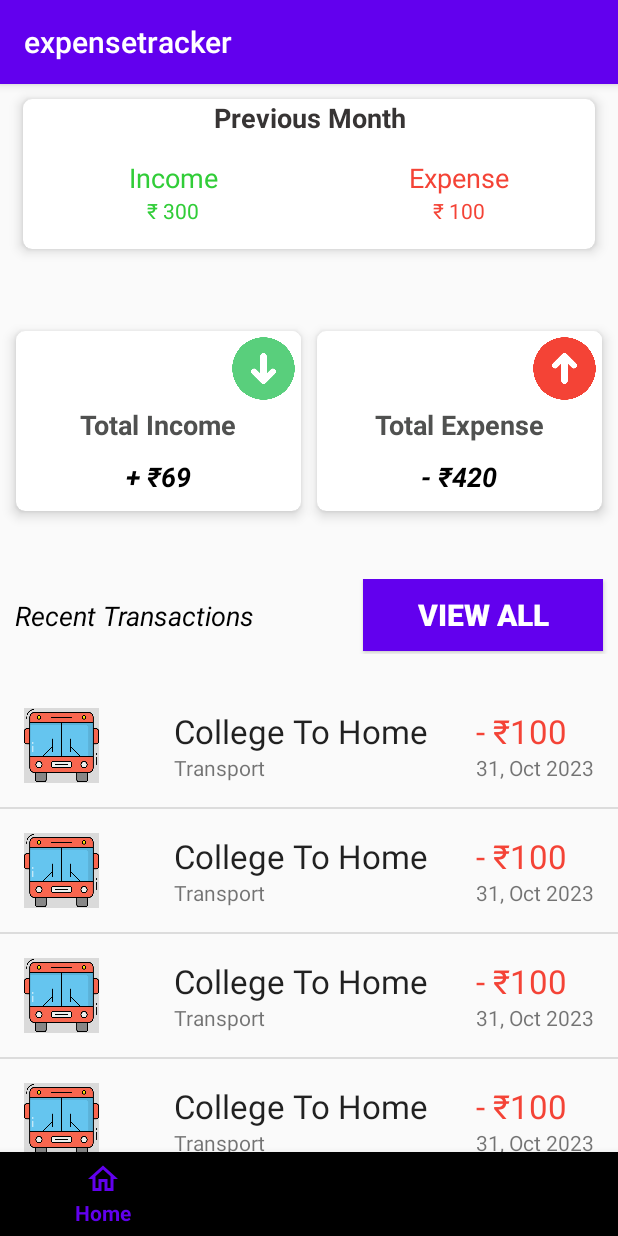
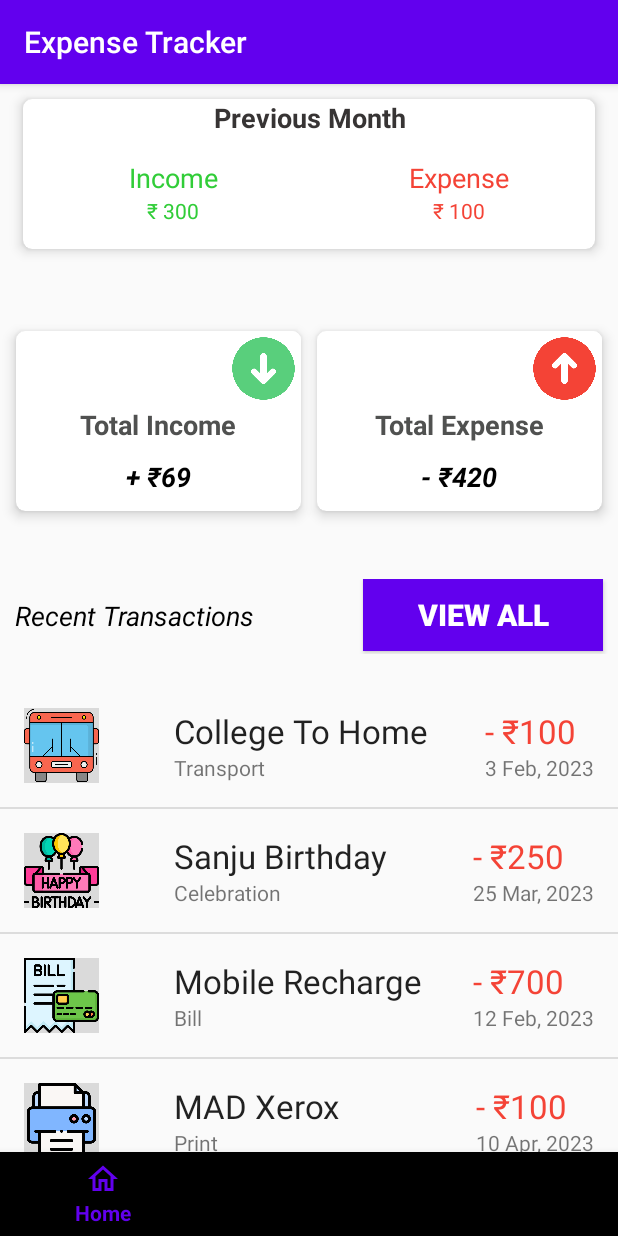
Before and after one commit to Suthar-Naresh/Android-Project, an Android app: the screen it shows after launch (MainActivity), on a phone screen of 412 x 824 dp. Run offline under Robolectric (Android 15) with nearby library versions, the phone set to English and light mode, and no system bars.

Commit message:
added dummy data + how to work when db is available

```diff
--- a/app/src/main/java/com/mad/expensetracker/HomeFragment.java
+++ b/app/src/main/java/com/mad/expensetracker/HomeFragment.java
@@ -10,6 +10,9 @@ import android.view.LayoutInflater;
 import android.view.View;
 import android.view.ViewGroup;
 import android.widget.Button;
+
+import java.util.ArrayList;
+import java.util.List;
 
 /**
  * A simple {@link Fragment} subclass.
@@ -72,6 +75,10 @@ public class HomeFragment extends Fragment {
     RecyclerView recyclerView;
     RecentListRecyclerAdaptor recyclerAdaptor;
 
+//    Lists to store the respective row data which will come from database
+    List<String> cardExpenseTitles, cardExpenseTypes, cardExpenseAmounts, cardExpenseDates;
+    List<Integer> expenseTypeIcons;
+
     public void onStart(){
         super.onStart();
 
@@ -85,10 +92,64 @@ public class HomeFragment extends Fragment {
             }
         });
 
+        //        Make databse call and set the values accordingly from database...
+
+        cardExpenseTitles = new ArrayList<>();
+        cardExpenseTypes = new ArrayList<>();
+        cardExpenseAmounts = new ArrayList<>();
+        cardExpenseDates = new ArrayList<>();
+        expenseTypeIcons = new ArrayList<>();
+
         recyclerView = context.findViewById(R.id.recentList);
-        recyclerAdaptor = new RecentListRecyclerAdaptor();
+//        recyclerAdaptor = new RecentListRecyclerAdaptor();
+
+//        As we made constructor to map icons, dates etc to particular row!
+        recyclerAdaptor = new RecentListRecyclerAdaptor(cardExpenseTitles, cardExpenseTypes, cardExpenseAmounts, cardExpenseDates, expenseTypeIcons);
 
         recyclerView.setAdapter(recyclerAdaptor);
+
+//        Adding data to lists
+        cardExpenseTitles.add("College To Home");
+        cardExpenseTypes.add("Transport");
+        cardExpenseAmounts.add("- ₹100");
+        cardExpenseDates.add("3 Feb, 2023");
+        expenseTypeIcons.add(R.drawable.transport);
+
+        cardExpenseTitles.add("Sanju Birthday");
+        cardExpenseTypes.add("Celebration");
+        cardExpenseAmounts.add("- ₹250");
+        cardExpenseDates.add("25 Mar, 2023");
+        expenseTypeIcons.add(R.drawable.birthday);
+
+        cardExpenseTitles.add("Mobile Recharge");
+        cardExpenseTypes.add("Bill");
+        cardExpenseAmounts.add("- ₹700");
+        cardExpenseDates.add("12 Feb, 2023");
+        expenseTypeIcons.add(R.drawable.bill);
+
+        cardExpenseTitles.add("MAD Xerox");
+        cardExpenseTypes.add("Print");
+        cardExpenseAmounts.add("- ₹100");
+        cardExpenseDates.add("10 Apr, 2023");
+        expenseTypeIcons.add(R.drawable.print);
+
+        cardExpenseTitles.add("Subway");
+        cardExpenseTypes.add("Snacks");
+        cardExpenseAmounts.add("- ₹120");
+        cardExpenseDates.add("27 Jan, 2023");
+        expenseTypeIcons.add(R.drawable.snack);
+
+        cardExpenseTitles.add("New Charger");
+        cardExpenseTypes.add("Shopping");
+        cardExpenseAmounts.add("- ₹400");
+        cardExpenseDates.add("21 Feb, 2023");
+        expenseTypeIcons.add(R.drawable.shopping);
+
+        cardExpenseTitles.add("Coffee");
+        cardExpenseTypes.add("Drinks");
+        cardExpenseAmounts.add("- ₹20");
+        cardExpenseDates.add("22 Feb, 2023");
+        expenseTypeIcons.add(R.drawable.chai_coffee);
 
         DividerItemDecoration divider = new DividerItemDecoration(context, DividerItemDecoration.VERTICAL);
         recyclerView.addItemDecoration(divider);
--- a/app/src/main/java/com/mad/expensetracker/RecentListRecyclerAdaptor.java
+++ b/app/src/main/java/com/mad/expensetracker/RecentListRecyclerAdaptor.java
@@ -8,7 +8,21 @@ import android.view.ViewGroup;
 import android.widget.ImageView;
 import android.widget.TextView;
 
+import java.util.List;
+
 public class RecentListRecyclerAdaptor extends RecyclerView.Adapter<RecentListRecyclerAdaptor.RecentCardRow>{
+
+//    To make constructor; so that we can map the values to incoming data!
+    List<String> cardExpenseTitles, cardExpenseTypes, cardExpenseAmounts, cardExpenseDates;
+    List<Integer> expenseTypeIcons;
+
+    public RecentListRecyclerAdaptor(List<String> cardExpenseTitles, List<String> cardExpenseTypes, List<String> cardExpenseAmounts, List<String> cardExpenseDates, List<Integer> expenseTypeIcons) {
+        this.cardExpenseTitles = cardExpenseTitles;
+        this.cardExpenseTypes = cardExpenseTypes;
+        this.cardExpenseAmounts = cardExpenseAmounts;
+        this.cardExpenseDates = cardExpenseDates;
+        this.expenseTypeIcons = expenseTypeIcons;
+    }
 
     @NonNull
     @Override
@@ -21,14 +35,29 @@ public class RecentListRecyclerAdaptor extends RecyclerView.Adapter<RecentListRe
         return recentCardRow;
     }
 
+//    Used to map the data to row
     @Override
-    public void onBindViewHolder(@NonNull RecentCardRow recentCardRow, int i) {
+    public void onBindViewHolder(@NonNull RecentCardRow recentCardRowHolder, int position) {
+/*
+        recentCardRowHolder.expenseTypeIcon.setImageResource(R.drawable.transport);
+        recentCardRowHolder.cardExpenseTitle.setText("College To Home");
+        recentCardRowHolder.cardExpenseType.setText("Transport");
+        recentCardRowHolder.cardExpenseAmount.setText("- ₹100");
+        recentCardRowHolder.cardExpenseDate.setText("31 Jan, 2023");
+ */
 
+//        Setting every row data on the basis of lists provided using position of row i.e. from db?
+        recentCardRowHolder.expenseTypeIcon.setImageResource(expenseTypeIcons.get(position));
+        recentCardRowHolder.cardExpenseTitle.setText(cardExpenseTitles.get(position));
+        recentCardRowHolder.cardExpenseType.setText(cardExpenseTypes.get(position));
+        recentCardRowHolder.cardExpenseAmount.setText(cardExpenseAmounts.get(position));
+        recentCardRowHolder.cardExpenseDate.setText(cardExpenseDates.get(position));
     }
 
     @Override
     public int getItemCount() {
-        return 10;
+//        return 10;
+        return cardExpenseAmounts.size();
     }
 
     class RecentCardRow extends RecyclerView.ViewHolder{
--- a/app/src/main/res/values/strings.xml
+++ b/app/src/main/res/values/strings.xml
@@ -1,5 +1,5 @@
 <resources>
-    <string name="app_name">expensetracker</string>
+    <string name="app_name">Expense Tracker</string>
     <string name="nav_home">Home</string>
     <string name="nav_add">Add</string>
     <string name="nav_chart">Charts</string>
```
